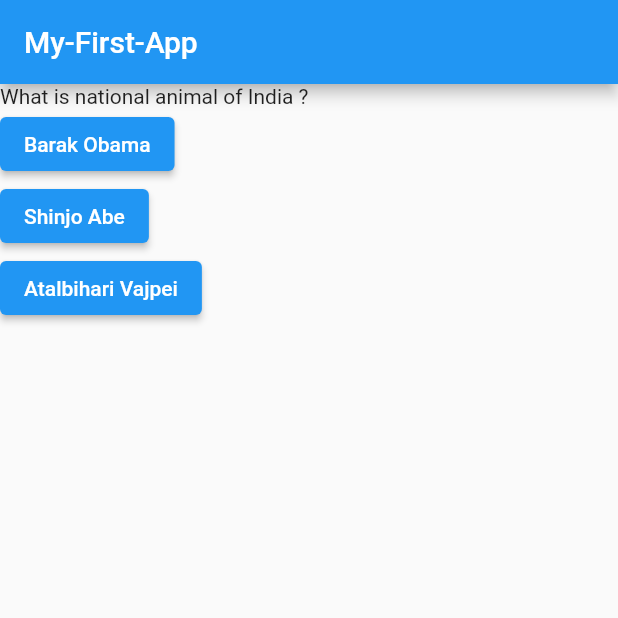
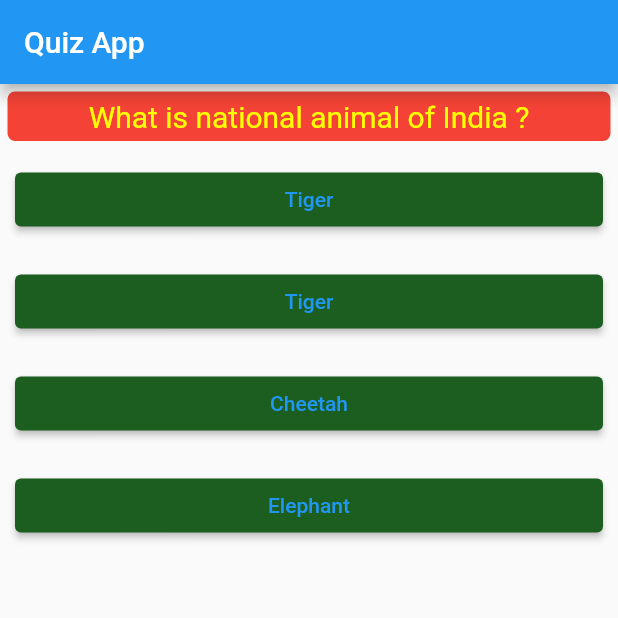
Before and after one commit to Rushi-Naikwadi/First-App, a Flutter app: the screen it shows after launch, on a phone screen of 412 x 824 dp, the top half of it. Run offline on Flutter 3.47's test engine with Material 2 defaults, Android fonts, the phone set to English and light mode, and no system bars.

Commit message:
Created Seperate Custom widget for option written in another file and imported in main file

```diff
--- /dev/null
+++ b/lib/OptionClass.dart
@@ -0,0 +1,33 @@
+import 'package:flutter/material.dart';
+
+import './main.dart';
+
+class Option extends StatelessWidget {
+
+  final String option;
+  final Function functionPointer;
+
+  Option ({this.option, this.functionPointer});
+
+  Widget build(BuildContext context) {
+    return Container(
+      width: double.infinity,
+      margin: EdgeInsets.all(5),
+      padding: EdgeInsets.all(5),
+      child: ElevatedButton(
+        onPressed: () {
+          functionPointer();
+        },
+        style: ElevatedButton.styleFrom(
+            backgroundColor: Colors.green[900]
+        ),
+        child: Text(
+            option,
+            style: TextStyle(
+              color: Colors.blue,
+            ),
+        ),
+      ),
+    );
+  }
+}
--- a/lib/QuestionClass.dart
+++ b/lib/QuestionClass.dart
@@ -2,10 +2,26 @@ import 'package:flutter/material.dart';
 
 class Question extends StatelessWidget {
   final String questionText;
-  Question (this.questionText);
+  Question ({this.questionText});
 
   @override
   Widget build(BuildContext context) {
-    return Text(questionText);
+    return Container(
+      decoration: BoxDecoration(
+        borderRadius: BorderRadius.all(Radius.circular(5)),
+        color: Colors.red
+      ),
+      width: double.infinity,
+      margin: EdgeInsets.all(5),
+      padding: EdgeInsets.all(5),
+      child: Text(
+          questionText,
+          style: TextStyle(
+            fontSize: 20,
+            color: Colors.yellowAccent,
+          ),
+          textAlign: TextAlign.center,
+      ),
+    );
   }
 }
--- a/lib/main.dart
+++ b/lib/main.dart
@@ -1,8 +1,11 @@
 import 'package:flutter/material.dart';
 
-import 'package:first_app/QuestionClass.dart';
+import './QuestionClass.dart';   // Question Widget Class
+import './OptionClass.dart';     // Options Widget Class
 
-void main() => runApp(MyApp());
+void main() {
+  runApp(MyApp());
+}
 
 class MyApp extends StatefulWidget {
   @override
@@ -10,18 +13,39 @@ class MyApp extends StatefulWidget {
 }
 
 class _MyAppState extends State<MyApp> {
-  var questionIndex = 0;
+  var mcqIndex = 0;
 
   var questions = [
-    "What is national animal of India ?",
+    "what is national animal of India ?",
     "Which is the smallest state in India ?",
-    "What is capital of Maharastra ?"
+    "Which is the capital of Maharashtra ?"
+  ];
+
+  var options = [
+    ['Lion', 'Tiger', 'Cheetah', 'Elephant'],
+    ['Kashmir', 'Kerala', 'Goa', 'Rajasthan'],
+    ['Nagpur', 'Mumbai', 'Pune', 'Nashik']
+  ];
+
+  List<Map<String, Object>> MCQ = [
+    {
+      'questionText' : 'What is national animal of India ?',
+      'optionsList' : ['Lion', 'Tiger', 'Cheetah', 'Elephant']
+    },
+    {
+      'questionText' : 'Which is the smallest state in India ?',
+      'optionList' : ['Kashmir', 'Kerala', 'Goa', 'Rajasthan']
+    },
+    {
+      'questionText' : 'Which is the capital of Maharashtra ?',
+      'optionList' : ['Nagpur', 'Mumbai', 'Pune', 'Nashik']
+    }
   ];
 
   void nextQuestion() {
     setState(() {
-      questionIndex++;
-      questionIndex %= questions.length;
+      mcqIndex++;
+      mcqIndex %= MCQ.length;
     });
   }
 
@@ -30,36 +54,29 @@ class _MyAppState extends State<MyApp> {
     return MaterialApp(
       home: Scaffold(
           appBar: AppBar(
-            title: Text('My-First-App'),
+            title: Text('Quiz App'),
           ),
           body: Column(
-            mainAxisAlignment: MainAxisAlignment.start,
-            crossAxisAlignment: CrossAxisAlignment.start,
             children: [
               Question(
-                  questions[questionIndex]
+                  questionText: MCQ[mcqIndex]['questionText'],
               ),
-              ElevatedButton(
-                onPressed: () {
-                  print('Option 1 chosen');
-                  nextQuestion();
-                },
-                child: Text('Barak Obama'),
+              Option(
+                option: options[mcqIndex][1],
+                functionPointer: nextQuestion,
               ),
-              ElevatedButton(
-                onPressed: () {
-                  print('Option 2 chosen');
-                  nextQuestion();
-                },
-                child: Text('Shinjo Abe'),
+              Option(
+                option: options[mcqIndex][1],
+                functionPointer: nextQuestion,
               ),
-              ElevatedButton(
-                onPressed: () {
-                  print('Option 3 chosen');
-                  nextQuestion();
-                },
-                child: Text('Atalbihari Vajpei'),
+              Option(
+                option: options[mcqIndex][2],
+                functionPointer: nextQuestion,
               ),
+              Option(
+                option: options[mcqIndex][3],
+                functionPointer: nextQuestion,
+              )
             ],
           )
       ),
```
